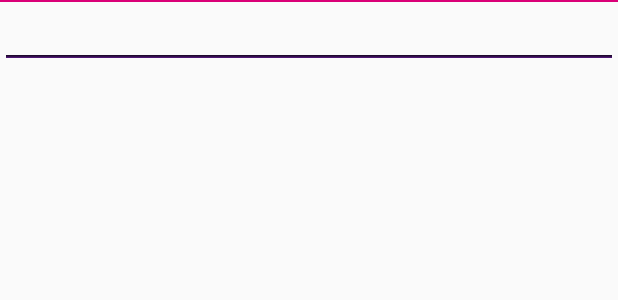
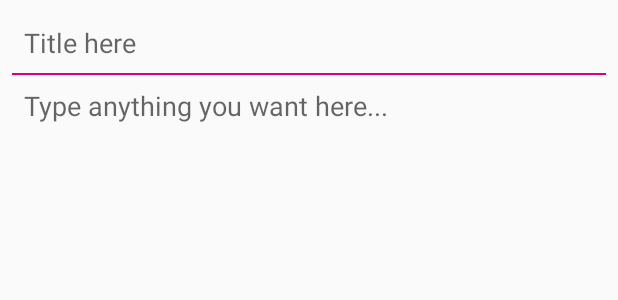
Before and after one commit to dailystudio/dspublic_samples, an Android app: the layout fragment_edit_note.xml on its own in the app's theme, with its tools: preview values and no code run, on a phone screen of 412 x 824 dp. Shown: the top 300 px of the screen. Run offline under Robolectric (Android 15) with nearby library versions, the phone set to English and light mode, and no system bars.

Commit message:
[SimpleNoteRx][*]: update UI of edit note;

```diff
--- a/rxSamples/SimpleNoteRx/app/src/main/java/com/dailystudio/simplenoterx/fragment/EditNoteFragment.java
+++ b/rxSamples/SimpleNoteRx/app/src/main/java/com/dailystudio/simplenoterx/fragment/EditNoteFragment.java
@@ -19,7 +19,7 @@ public class EditNoteFragment extends AbsLoaderFragment<Void> {
     @Nullable
     @Override
     public View onCreateView(LayoutInflater inflater, @Nullable ViewGroup container, @Nullable Bundle savedInstanceState) {
-        View view = inflater.inflate(R.layout.fragment_edit_not, null);
+        View view = inflater.inflate(R.layout.fragment_edit_note, null);
 
         setupViews(view);
 
--- a/rxSamples/SimpleNoteRx/app/src/main/res/layout/fragment_edit_not.xml
+++ b/rxSamples/SimpleNoteRx/app/src/main/res/layout/fragment_edit_note.xml
@@ -2,21 +2,30 @@
 <RelativeLayout xmlns:android="http://schemas.android.com/apk/res/android"
     android:layout_width="match_parent"
     android:layout_height="match_parent"
+    android:padding="@dimen/default_content_padding"
     android:fitsSystemWindows="true">
 
     <EditText
         android:id="@+id/note_title"
+        style="@style/NoteTitleInput"
+        android:hint="@string/note_title_hint"
+        android:nextFocusForward="@+id/note_content"
         android:layout_width="match_parent"
         android:layout_height="wrap_content" />
 
     <View
+        android:id="@+id/note_separator"
         android:background="@color/colorPrimary"
+        android:layout_below="@id/note_title"
         android:layout_width="match_parent"
         android:layout_height="2px"/>
 
     <EditText
         android:id="@+id/note_content"
+        style="@style/NoteTitleContent"
+        android:hint="@string/note_content_hint"
+        android:layout_below="@id/note_separator"
         android:layout_width="match_parent"
-        android:layout_height="wrap_content" />
+        android:layout_height="match_parent" />
 
 </RelativeLayout>
--- a/rxSamples/SimpleNoteRx/app/src/main/res/values/strings.xml
+++ b/rxSamples/SimpleNoteRx/app/src/main/res/values/strings.xml
@@ -1,4 +1,8 @@
 <resources>
     <string name="app_name">Simple Note (Rx)</string>
     <string name="action_settings">Settings</string>
+
+    <string name="note_title_hint">Title here</string>
+    <string name="note_content_hint">Type anything you want here...</string>
+
 </resources>
--- a/rxSamples/SimpleNoteRx/app/src/main/res/values/styles.xml
+++ b/rxSamples/SimpleNoteRx/app/src/main/res/values/styles.xml
@@ -17,4 +17,17 @@
 
     <style name="AppTheme.PopupOverlay" parent="ThemeOverlay.AppCompat.Light" />
 
+    <style name="NoteInput">
+        <item name="android:background">@null</item>
+        <item name="android:padding">@dimen/default_app_item_padding</item>
+    </style>
+
+    <style name="NoteTitleInput" parent="NoteInput">
+        <item name="android:singleLine">true</item>
+    </style>
+
+    <style name="NoteTitleContent" parent="NoteInput">
+        <item name="android:gravity">top|left</item>
+    </style>
+
 </resources>
```
